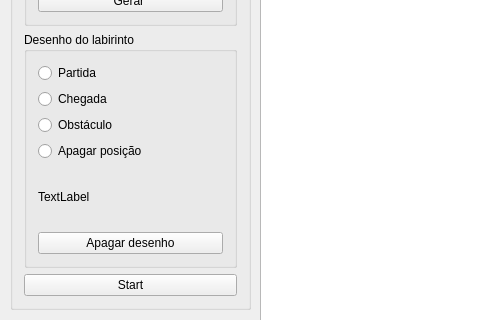
Old version of the form src/mainwindow.ui in the repository carvalhojldc/labyrinth; both pictures show x 0 to 480 and y 274 to 594 of the 885 by 753 pixel window.
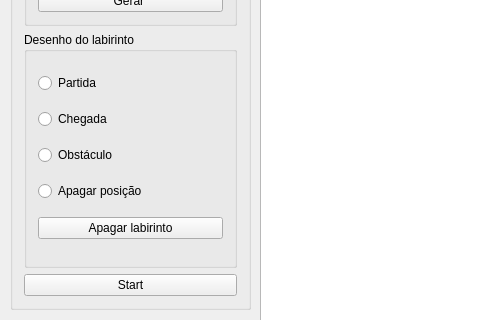
New version of the form.

```diff
--- a/src/mainwindow.ui
+++ b/src/mainwindow.ui
@@ -141,17 +141,10 @@
           </property>
          </widget>
         </item>
-        <item>
-         <widget class="QLabel" name="label_2">
-          <property name="text">
-           <string>TextLabel</string>
-          </property>
-         </widget>
-        </item>
         <item>
          <widget class="QPushButton" name="pb_clearBoard">
           <property name="text">
-           <string>Apagar desenho</string>
+           <string>Apagar labirinto</string>
           </property>
          </widget>
         </item>
```
Left out of the diff: 4 changed lines with no effect on the pictures.
